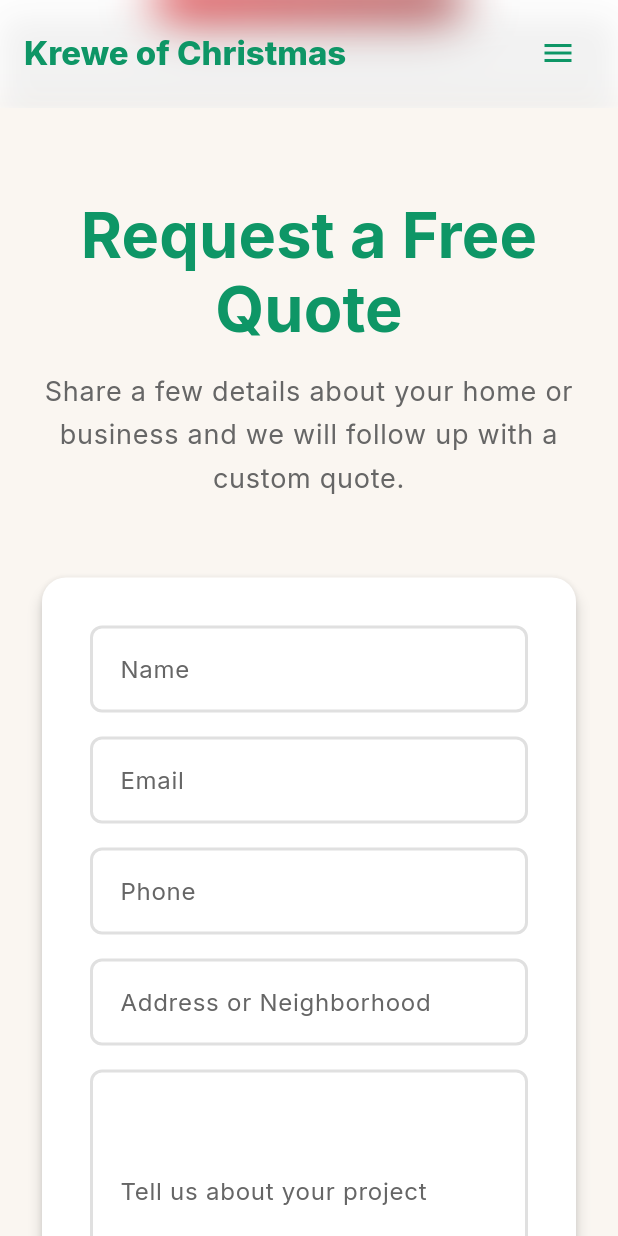
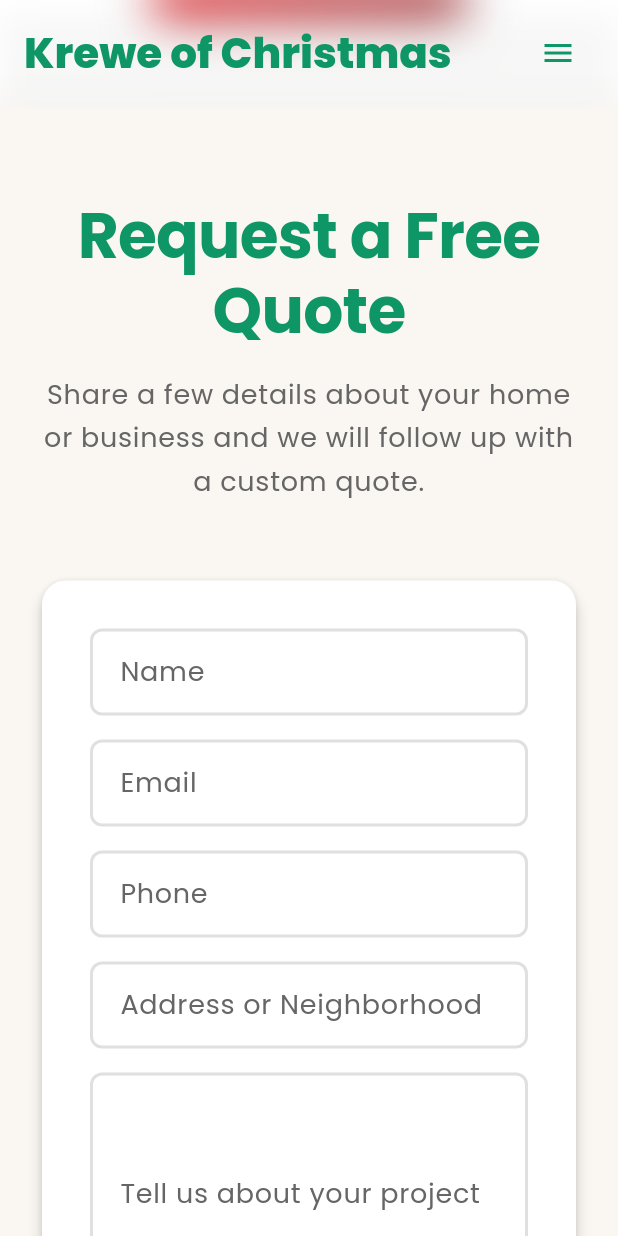
Before and after one commit to JonathanMartinez12/kreweofchristmaswebsite, a Flutter app: the screen it shows after launch, scrolled down 2304 dp, after a tap on "Get Your Free Quote", on a phone screen of 412 x 824 dp. Run offline on Flutter 3.47's test engine with Material 3 defaults, Android fonts, the phone set to English and light mode, and no system bars; our stand-ins replace google_fonts.

Commit message:
added new gallery layout with more images and different fonts

```diff
--- a/lib/theme/typography.dart
+++ b/lib/theme/typography.dart
@@ -4,34 +4,47 @@ import 'palette.dart';
 
 class AppTypography {
   static TextTheme buildTextTheme() {
-    final base = GoogleFonts.interTextTheme();
+    // Change to Poppins instead of Inter
+    final base = GoogleFonts.poppinsTextTheme();
 
     return base.copyWith(
+      // HERO HEADLINE - Much bigger!
       displayLarge: base.displayLarge?.copyWith(
-        fontSize: 46,
+        fontSize: 64,  // Was 46, now 64!
         fontWeight: FontWeight.w800,
-        letterSpacing: 0.2,
+        letterSpacing: -1.0,  // Tighter for modern look
+        height: 1.1,
         color: Palette.textOnLight,
       ),
+
+      // SECTION HEADERS - Bigger!
       displayMedium: base.displayMedium?.copyWith(
-        fontSize: 34,
+        fontSize: 48,  // Was 34, now 48!
         fontWeight: FontWeight.w800,
-        letterSpacing: 0.1,
+        letterSpacing: -0.5,
+        height: 1.2,
         color: Palette.textOnLight,
       ),
+
+      // SUBHEADINGS
       titleLarge: base.titleLarge?.copyWith(
-        fontSize: 22,
+        fontSize: 28,  // Was 22, now 28!
         fontWeight: FontWeight.w700,
         color: Palette.textOnLight,
       ),
+
+      // BODY TEXT - Bigger and more readable!
       bodyLarge: base.bodyLarge?.copyWith(
-        fontSize: 16,
+        fontSize: 18,  // Was 16, now 18!
         height: 1.6,
+        fontWeight: FontWeight.w400,
         color: Palette.textOnLight,
       ),
+
       bodyMedium: base.bodyMedium?.copyWith(
-        fontSize: 14,
+        fontSize: 16,  // Was 14, now 16!
         height: 1.5,
+        fontWeight: FontWeight.w400,
         color: Palette.textOnLight,
       ),
     );
--- a/lib/widgets/common/nav_bar.dart
+++ b/lib/widgets/common/nav_bar.dart
@@ -30,15 +30,15 @@ class _NavBarState extends State<NavBar> {
             vertical: isMobile ? 10 : 14,
           ),
           decoration: BoxDecoration(
-            color: Colors.white.withOpacity(0.10),
+            color: Colors.white.withOpacity(0.05),
             border: Border(
               bottom: BorderSide(
-                color: Colors.white.withOpacity(0.1),
+                color: Colors.white.withOpacity(0.05),
               ),
             ),
             boxShadow: [
               BoxShadow(
-                color: Colors.black.withOpacity(0.06),
+                color: Colors.black.withOpacity(0.03),
                 blurRadius: 18,
                 offset: const Offset(0, 10),
               ),
--- a/lib/widgets/sections/gallery_section.dart
+++ b/lib/widgets/sections/gallery_section.dart
@@ -14,43 +14,53 @@ class GallerySection extends StatelessWidget {
 
     final galleryItems = [
       _GalleryItem(
-        imagePath: 'assets/images/hero_house.jpg',
-        title: 'Elegant Roofline Display',
-        category: 'Residential',
+        imagePath: 'assets/images/gallery/IMG_0820.jpeg',
+        number: 1,
       ),
       _GalleryItem(
-        imagePath: 'assets/images/hero_house.jpg',
-        title: 'Full Property Lighting',
-        category: 'Residential',
+        imagePath: 'assets/images/gallery/IMG_0821.jpeg',
+        number: 2,
       ),
       _GalleryItem(
-        imagePath: 'assets/images/hero_house.jpg',
-        title: 'Commercial Storefront',
-        category: 'Commercial',
+        imagePath: 'assets/images/gallery/IMG_0822.jpeg',
+        number: 3,
       ),
       _GalleryItem(
-        imagePath: 'assets/images/hero_house.jpg',
-        title: 'Tree & Landscape Lights',
-        category: 'Residential',
+        imagePath: 'assets/images/gallery/IMG_0823.jpeg',
+        number: 4,
       ),
       _GalleryItem(
-        imagePath: 'assets/images/hero_house.jpg',
-        title: 'Custom Pattern Design',
-        category: 'Residential',
+        imagePath: 'assets/images/gallery/IMG_0824.jpeg',
+        number: 5,
       ),
       _GalleryItem(
-        imagePath: 'assets/images/hero_house.jpg',
-        title: 'Office Building Display',
-        category: 'Commercial',
+        imagePath: 'assets/images/gallery/IMG_0825.jpeg',
+        number: 6,
+      ),
+      _GalleryItem(
+        imagePath: 'assets/images/gallery/IMG_0826.jpeg',
+        number: 7,
+      ),
+      _GalleryItem(
+        imagePath: 'assets/images/gallery/IMG_0827.jpeg',
+        number: 8,
+      ),
+      _GalleryItem(
+        imagePath: 'assets/images/gallery/IMG_0828.jpeg',
+        number: 9,
+      ),
+      _GalleryItem(
+        imagePath: 'assets/images/gallery/IMG_0829.jpeg',
+        number: 10,
       ),
     ];
 
     return Container(
       width: double.infinity,
-      color: Palette.deepGreen,
+      color: Colors.white, // Clean white background
       padding: EdgeInsets.symmetric(
         horizontal: isMobile ? 24 : 48,
-        vertical: isMobile ? 60 : 100,
+        vertical: isMobile ? 80 : 120,
       ),
       child: Center(
         child: ConstrainedBox(
@@ -58,34 +68,39 @@ class GallerySection extends StatelessWidget {
           child: Column(
             crossAxisAlignment: CrossAxisAlignment.center,
             children: [
+              // Header
               Text(
                 'Our Work',
                 textAlign: TextAlign.center,
                 style: Theme.of(context).textTheme.displayMedium?.copyWith(
-                      color: Colors.white,
+                      color: Palette.deepGreen,
                       fontWeight: FontWeight.bold,
-                      fontSize: 42,
+                      fontSize: 48,
                     ),
               ),
               const SizedBox(height: 16),
               ConstrainedBox(
                 constraints: const BoxConstraints(maxWidth: 700),
                 child: Text(
-                  'See how we have transformed homes and businesses across the city with our professional Christmas light installations.',
+                  'See how we\'ve transformed homes across Baton Rouge with our professional Christmas light installations.',
                   textAlign: TextAlign.center,
                   style: Theme.of(context).textTheme.bodyLarge?.copyWith(
-                        color: Colors.white.withOpacity(0.9),
+                        color: Palette.textMutedOnLight,
                         fontSize: 18,
                         height: 1.6,
                       ),
                 ),
               ),
-              const SizedBox(height: 56),
+              const SizedBox(height: 60),
+
+              // Clean Grid
               _GalleryGrid(items: galleryItems),
-              const SizedBox(height: 56),
+
+              const SizedBox(height: 60),
+
+              // CTA Button
               PrimaryButton(
                 label: 'Get Your Free Quote',
-                isOutlined: true,
                 onPressed: () {
                   ScrollService.scrollToSection(
                     ScrollService.quoteKey,
@@ -103,13 +118,11 @@ class GallerySection extends StatelessWidget {
 
 class _GalleryItem {
   final String imagePath;
-  final String title;
-  final String category;
+  final int number;
 
   const _GalleryItem({
     required this.imagePath,
-    required this.title,
-    required this.category,
+    required this.number,
   });
 }
 
@@ -126,8 +139,8 @@ class _GalleryGrid extends StatelessWidget {
         final isTablet = constraints.maxWidth >= 600 && constraints.maxWidth < 900;
 
         final crossAxisCount = isMobile ? 1 : (isTablet ? 2 : 3);
-        final spacing = isMobile ? 16.0 : 24.0;
-        final childAspectRatio = isMobile ? 1.2 : 1.3;
+        final spacing = isMobile ? 20.0 : 32.0;
+        final childAspectRatio = 1.0; // Square images
 
         return GridView.builder(
           shrinkWrap: true,
@@ -171,101 +184,69 @@ class _GalleryCardState extends State<_GalleryCard> {
         },
         child: AnimatedContainer(
           duration: const Duration(milliseconds: 300),
-          curve: Curves.easeInOut,
+          curve: Curves.easeOut,
+          transform: _isHovered
+              ? (Matrix4.identity()..translate(0.0, -8.0))
+              : Matrix4.identity(),
           decoration: BoxDecoration(
-            borderRadius: BorderRadius.circular(16),
+            borderRadius: BorderRadius.circular(12),
             boxShadow: [
               BoxShadow(
                 color: _isHovered
-                    ? Palette.accentGold.withOpacity(0.4)
-                    : Colors.black.withOpacity(0.3),
-                blurRadius: _isHovered ? 24 : 16,
-                offset: const Offset(0, 8),
+                    ? Colors.black.withOpacity(0.15)
+                    : Colors.black.withOpacity(0.08),
+                blurRadius: _isHovered ? 24 : 12,
+                offset: Offset(0, _isHovered ? 12 : 6),
               ),
             ],
           ),
           child: ClipRRect(
-            borderRadius: BorderRadius.circular(16),
+            borderRadius: BorderRadius.circular(12),
             child: Stack(
               fit: StackFit.expand,
               children: [
+                // Image
                 Image.asset(
                   widget.item.imagePath,
                   fit: BoxFit.cover,
                 ),
-                AnimatedContainer(
-                  duration: const Duration(milliseconds: 300),
+
+                // Number badge in top-left
+                Positioned(
+                  top: 16,
+                  left: 16,
+                  child: Container(
+                    width: 40,
+                    height: 40,
                     decoration: BoxDecoration(
-                    gradient: LinearGradient(
-                      colors: [
-                        Colors.transparent,
-                        Colors.black.withOpacity(_isHovered ? 0.7 : 0.5),
+                      color: Colors.white,
+                      borderRadius: BorderRadius.circular(8),
+                      boxShadow: [
+                        BoxShadow(
+                          color: Colors.black.withOpacity(0.1),
+                          blurRadius: 8,
+                          offset: const Offset(0, 2),
+                        ),
                       ],
-                      begin: Alignment.topCenter,
-                      end: Alignment.bottomCenter,
+                    ),
+                    child: Center(
+                      child: Text(
+                        '${widget.item.number}',
+                        style: const TextStyle(
+                          color: Palette.deepGreen,
+                          fontSize: 18,
+                          fontWeight: FontWeight.bold,
                         ),
                       ),
                     ),
-                Positioned(
-                  bottom: 0,
-                  left: 0,
-                  right: 0,
-                  child: AnimatedContainer(
-                    duration: const Duration(milliseconds: 300),
-                    padding: EdgeInsets.all(_isHovered ? 24 : 20),
-                    child: Column(
-                      crossAxisAlignment: CrossAxisAlignment.start,
-                      mainAxisSize: MainAxisSize.min,
-                      children: [
-                        Container(
-                          padding: const EdgeInsets.symmetric(
-                            horizontal: 12,
-                            vertical: 6,
-                          ),
-                          decoration: BoxDecoration(
-                            color: Palette.accentRed.withOpacity(0.9),
-                            borderRadius: BorderRadius.circular(20),
-                          ),
-                          child: Text(
-                            widget.item.category,
-                            style: const TextStyle(
-                              color: Colors.white,
-                              fontSize: 12,
-                              fontWeight: FontWeight.w600,
                   ),
                 ),
-                        ),
-                        const SizedBox(height: 12),
-                        Text(
-                          widget.item.title,
-                          style: Theme.of(context).textTheme.titleLarge?.copyWith(
-                                color: Colors.white,
-                                fontWeight: FontWeight.bold,
-                                fontSize: _isHovered ? 22 : 20,
-                              ),
-                        ),
-                        if (_isHovered) ...[
-                          const SizedBox(height: 8),
-                          Row(
-                            children: const [
-                              Icon(
-                                Icons.zoom_in,
-                                color: Colors.white,
-                                size: 20,
-                              ),
-                              SizedBox(width: 6),
-                              Text(
-                                'Click to view',
-                                style: TextStyle(
-                                  color: Colors.white,
-                                  fontSize: 14,
-                                ),
-                              ),
-                            ],
-                          ),
-                        ],
-                      ],
-                    ),
+
+                // Subtle hover overlay
+                if (_isHovered)
+                  Container(
+                    decoration: BoxDecoration(
+                      color: Colors.black.withOpacity(0.1),
                     ),
                   ),
               ],
@@ -279,12 +260,28 @@ class _GalleryCardState extends State<_GalleryCard> {
   void _showImageDialog(BuildContext context) {
     showDialog(
       context: context,
+      barrierColor: Colors.black.withOpacity(0.9),
       builder: (context) => Dialog(
         backgroundColor: Colors.transparent,
-        insetPadding: const EdgeInsets.all(24),
+        insetPadding: const EdgeInsets.all(32),
         child: Stack(
           children: [
+            // Large image
             Center(
+              child: Container(
+                constraints: const BoxConstraints(
+                  maxWidth: 1200,
+                  maxHeight: 800,
+                ),
+                decoration: BoxDecoration(
+                  borderRadius: BorderRadius.circular(16),
+                  boxShadow: [
+                    BoxShadow(
+                      color: Colors.black.withOpacity(0.3),
+                      blurRadius: 40,
+                    ),
+                  ],
+                ),
                 child: ClipRRect(
                   borderRadius: BorderRadius.circular(16),
                   child: Image.asset(
@@ -293,56 +290,62 @@ class _GalleryCardState extends State<_GalleryCard> {
                   ),
                 ),
               ),
+            ),
+
+            // Close button
             Positioned(
-              top: 16,
-              right: 16,
+              top: 20,
+              right: 20,
               child: IconButton(
                 onPressed: () => Navigator.of(context).pop(),
                 icon: Container(
-                  padding: const EdgeInsets.all(8),
+                  width: 48,
+                  height: 48,
                   decoration: BoxDecoration(
-                    color: Colors.black.withOpacity(0.5),
-                    borderRadius: BorderRadius.circular(30),
+                    color: Colors.white,
+                    borderRadius: BorderRadius.circular(24),
+                    boxShadow: [
+                      BoxShadow(
+                        color: Colors.black.withOpacity(0.2),
+                        blurRadius: 12,
+                      ),
+                    ],
                   ),
                   child: const Icon(
                     Icons.close,
-                    color: Colors.white,
+                    color: Palette.deepGreen,
                     size: 24,
                   ),
                 ),
               ),
             ),
+
+            // Image number in bottom-left
             Positioned(
-              bottom: 16,
-              left: 16,
-              right: 16,
+              bottom: 20,
+              left: 20,
               child: Container(
-                padding: const EdgeInsets.all(20),
+                padding: const EdgeInsets.symmetric(
+                  horizontal: 20,
+                  vertical: 12,
+                ),
                 decoration: BoxDecoration(
-                  color: Colors.black.withOpacity(0.7),
-                  borderRadius: BorderRadius.circular(12),
+                  color: Colors.white,
+                  borderRadius: BorderRadius.circular(8),
+                  boxShadow: [
+                    BoxShadow(
+                      color: Colors.black.withOpacity(0.2),
+                      blurRadius: 12,
                     ),
-                child: Column(
-                  crossAxisAlignment: CrossAxisAlignment.start,
-                  mainAxisSize: MainAxisSize.min,
-                  children: [
-                    Text(
-                      widget.item.title,
+                  ],
+                ),
+                child: Text(
+                  'Image ${widget.item.number}',
                   style: const TextStyle(
-                        color: Colors.white,
-                        fontSize: 24,
+                    color: Palette.deepGreen,
+                    fontSize: 16,
                     fontWeight: FontWeight.bold,
                   ),
-                    ),
-                    const SizedBox(height: 8),
-                    Text(
-                      widget.item.category,
-                      style: TextStyle(
-                        color: Colors.white.withOpacity(0.8),
-                        fontSize: 16,
-                      ),
-                    ),
-                  ],
                 ),
               ),
             ),
--- a/lib/widgets/sections/hero_section.dart
+++ b/lib/widgets/sections/hero_section.dart
@@ -28,7 +28,6 @@ class HeroSection extends StatelessWidget {
                   image: const AssetImage(kHeroBackgroundImageAsset),
                   fit: BoxFit.cover,
                   alignment: Alignment.center,
-                  // MUCH lighter darkening so you can see the house
                   colorFilter: ColorFilter.mode(
                     Colors.black.withOpacity(0.25),
                     BlendMode.darken,
@@ -44,8 +43,8 @@ class HeroSection extends StatelessWidget {
               decoration: BoxDecoration(
                 gradient: LinearGradient(
                   colors: [
-                    const Color(0xFF0E3C24).withOpacity(0.30), // deep green
-                    const Color(0xFFA52E2E).withOpacity(0.30), // warm red
+                    const Color(0xFF0E3C24).withOpacity(0.30),
+                    const Color(0xFFA52E2E).withOpacity(0.30),
                   ],
                   begin: Alignment.topLeft,
                   end: Alignment.bottomRight,
@@ -108,15 +107,14 @@ class _FallingSnowState extends State<_FallingSnow>
   void initState() {
     super.initState();
 
-    // Create 50 snowflakes with random properties
     for (int i = 0; i < 50; i++) {
       _snowflakes.add(_Snowflake(
         x: _random.nextDouble(),
         y: _random.nextDouble(),
-        size: _random.nextDouble() * 4 + 2, // 2-6px
-        speed: _random.nextDouble() * 0.5 + 0.3, // 0.3-0.8
-        drift: _random.nextDouble() * 0.2 - 0.1, // -0.1 to 0.1
-        opacity: _random.nextDouble() * 0.6 + 0.4, // 0.4-1.0
+        size: _random.nextDouble() * 4 + 2,
+        speed: _random.nextDouble() * 0.5 + 0.3,
+        drift: _random.nextDouble() * 0.2 - 0.1,
+        opacity: _random.nextDouble() * 0.6 + 0.4,
       ));
     }
 
@@ -150,12 +148,12 @@ class _FallingSnowState extends State<_FallingSnow>
 }
 
 class _Snowflake {
-  final double x; // 0-1 (percentage of width)
-  final double y; // 0-1 (starting y position)
-  final double size; // pixel size
-  final double speed; // fall speed
-  final double drift; // horizontal drift
-  final double opacity; // transparency
+  final double x;
+  final double y;
+  final double size;
+  final double speed;
+  final double drift;
+  final double opacity;
 
   _Snowflake({
     required this.x,
@@ -181,20 +179,17 @@ class _SnowPainter extends CustomPainter {
     final paint = Paint()..color = Colors.white;
 
     for (final flake in snowflakes) {
-      // Calculate position with animation
       final currentY = ((flake.y + animationValue * flake.speed) % 1.0) * size.height;
       final currentX = (flake.x + sin(animationValue * 2 * pi + flake.x * 10) * flake.drift) * size.width;
 
       paint.color = Colors.white.withOpacity(flake.opacity);
 
-      // Draw snowflake as a circle
       canvas.drawCircle(
         Offset(currentX, currentY),
         flake.size,
         paint,
       );
 
-      // Optional: Add a subtle glow effect for larger snowflakes
       if (flake.size > 4) {
         paint.color = Colors.white.withOpacity(flake.opacity * 0.3);
         canvas.drawCircle(
@@ -210,7 +205,7 @@ class _SnowPainter extends CustomPainter {
   bool shouldRepaint(_SnowPainter oldDelegate) => true;
 }
 
-// ============ REST OF THE HERO SECTION ============
+// ============ HERO TEXT ============
 class _HeroText extends StatelessWidget {
   final bool isMobile;
 
@@ -230,26 +225,26 @@ class _HeroText extends StatelessWidget {
           textAlign: isMobile ? TextAlign.center : TextAlign.left,
           style: textTheme.displayLarge?.copyWith(
             color: Colors.white,
-            fontWeight: FontWeight.w800,
-            height: 1.05,
+            fontSize: isMobile ? 42 : null,
           ),
         ),
         const SizedBox(height: 20),
+
         Text(
           'Experience professional holiday lighting design, installation, '
           'maintenance, and takedown so your home or business shines all season.',
           textAlign: isMobile ? TextAlign.center : TextAlign.left,
           style: textTheme.bodyLarge?.copyWith(
-            color: Colors.white70,
-            height: 1.5,
+            color: Colors.white.withOpacity(0.95),
+            fontSize: isMobile ? 16 : 22,
           ),
         ),
         const SizedBox(height: 28),
+
         Wrap(
           spacing: 16,
           runSpacing: 12,
-          alignment:
-              isMobile ? WrapAlignment.center : WrapAlignment.start,
+          alignment: isMobile ? WrapAlignment.center : WrapAlignment.start,
           children: [
             PrimaryButton(
               label: 'Get a Free Quote',
@@ -273,13 +268,13 @@ class _HeroText extends StatelessWidget {
           ],
         ),
         const SizedBox(height: 18),
+
         Wrap(
           spacing: 16,
           runSpacing: 8,
           crossAxisAlignment: WrapCrossAlignment.center,
-          alignment:
-              isMobile ? WrapAlignment.center : WrapAlignment.start,
-          children: const [
+          alignment: isMobile ? WrapAlignment.center : WrapAlignment.start,
+          children: [
             _HeroBadge(
               icon: Icons.check_circle,
               label: 'Licensed & insured',
@@ -295,6 +290,7 @@ class _HeroText extends StatelessWidget {
   }
 }
 
+// ============ HERO BADGE ============
 class _HeroBadge extends StatelessWidget {
   final IconData icon;
   final String label;
@@ -315,7 +311,8 @@ class _HeroBadge extends StatelessWidget {
           label,
           style: const TextStyle(
             color: Colors.white70,
-            fontSize: 13,
+            fontSize: 14,
+            fontWeight: FontWeight.w500,
           ),
         ),
       ],
@@ -323,6 +320,7 @@ class _HeroBadge extends StatelessWidget {
   }
 }
 
+// ============ ANIMATED LIGHT BAR ============
 class _AnimatedLightBar extends StatefulWidget {
   const _AnimatedLightBar();
 
--- a/pubspec.yaml
+++ b/pubspec.yaml
@@ -57,6 +57,7 @@ flutter:
 
   assets:
     - assets/images/
+    - assets/images/gallery/
 
   # An image asset can refer to one or more resolution-specific "variants", see
   # https://flutter.dev/to/resolution-aware-images
```
Also changed, not shown: assets/images/gallery/IMG_0820.jpeg (added), assets/images/gallery/IMG_0821.jpeg (added), assets/images/gallery/IMG_0822.jpeg (added), assets/images/gallery/IMG_0823.jpeg (added), assets/images/gallery/IMG_0824.jpeg (added), assets/images/gallery/IMG_0825.jpeg (added), assets/images/gallery/IMG_0826.jpeg (added), assets/images/gallery/IMG_0827.jpeg (added), assets/images/gallery/IMG_0828.jpeg (added), assets/images/gallery/IMG_0829.jpeg (added), 2 other files. Lines whose indentation alone changed are shown as unchanged.
